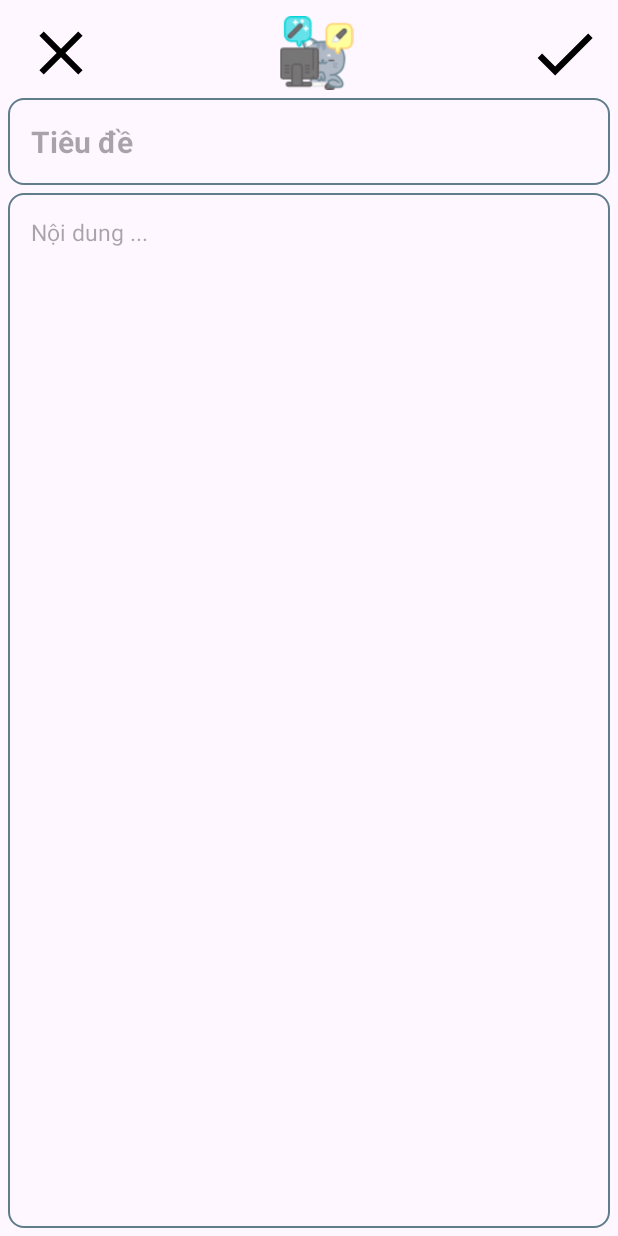
After one commit to dodphu/NoteCat, an Android app: the EditNoteActivity screen opened directly, with no data from a screen before it, on a phone screen of 412 x 824 dp. The commit adds this screen. Run offline under Robolectric (Android 15) with nearby library versions, the phone set to English and light mode, and no system bars; our stand-ins replace Room's generated code.

Commit message:
change somethings

```diff
--- /dev/null
+++ b/app/src/main/java/com/example/notecat/activities/EditNoteActivity.kt
@@ -0,0 +1,56 @@
+package com.example.notecat.activities
+
+import androidx.appcompat.app.AppCompatActivity
+import android.os.Bundle
+import android.text.SpannableStringBuilder
+import android.util.Log
+import android.widget.Toast
+import androidx.lifecycle.ViewModelProvider
+import com.example.notecat.R
+import com.example.notecat.databinding.ActivityAddNoteBinding
+import com.example.notecat.databinding.ActivityEditNoteBinding
+import com.example.notecat.model.Note
+import com.example.notecat.viewmodel.NoteViewModel
+
+class EditNoteActivity : AppCompatActivity() {
+    private lateinit var binding: ActivityEditNoteBinding
+    override fun onCreate(savedInstanceState: Bundle?) {
+        super.onCreate(savedInstanceState)
+        binding = ActivityEditNoteBinding.inflate(layoutInflater)
+        setContentView(binding.root)
+
+        val imgv_cancel = binding.imgCancel
+        val imgv_edit = binding.imgOkEdit
+        val edt_title_edt = binding.edtTitleEdit
+        val edt_content_edt = binding.edtContentEdit
+
+        val note = intent.getSerializableExtra("note_data") as? Note
+        if (note != null) {
+            edt_title_edt.setText(note.title)
+            edt_content_edt.setText(note.content)
+        }
+        val noteViewModel = ViewModelProvider(this)[NoteViewModel::class.java]
+        imgv_cancel.setOnClickListener {
+            if (note != null) {
+                noteViewModel.deleteNoteVM(note)
+            }
+            finish()
+        }
+        imgv_edit.setOnClickListener {
+            val newTitle = edt_title_edt.text
+            val newContent = edt_content_edt.text
+            if (note != null) {
+                note.title = newTitle.toString()
+            }
+            if (note != null) {
+                note.content = newContent.toString()
+            }
+            if (note != null) {
+                noteViewModel.updateNoteVM(note)
+            }
+
+            finish()
+        }
+
+    }
+}
--- a/app/src/main/java/com/example/notecat/adapter/AdapterViewpager2.kt
+++ b/app/src/main/java/com/example/notecat/adapter/AdapterViewpager2.kt
@@ -1,10 +1,8 @@
 package com.example.notecat.adapter
 
-import android.content.Intent
 import androidx.fragment.app.Fragment
 import androidx.fragment.app.FragmentActivity
 import androidx.viewpager2.adapter.FragmentStateAdapter
-import com.example.notecat.activities.AddEditNoteActivity
 import com.example.notecat.fragments.AllNoteFragment
 import com.example.notecat.fragments.GroupsFragment
 import com.example.notecat.fragments.SettingsFragment
--- a/app/src/main/java/com/example/notecat/model/Note.kt
+++ b/app/src/main/java/com/example/notecat/model/Note.kt
@@ -12,8 +12,8 @@ import java.util.Locale
 data class Note(
     @PrimaryKey(autoGenerate = true)
     var id: Int? = null,
-    val title: String,
-    val content: String,
+    var title: String,
+    var content: String,
     val date: String?
 ) : Serializable {
    // constructor(title: String, content: String, date: String?) : this(null, title, content, date)
--- /dev/null
+++ b/app/src/main/res/drawable/baseline_add_24_white.xml
@@ -0,0 +1,5 @@
+<vector android:height="24dp" android:tint="@color/white"
+    android:viewportHeight="24" android:viewportWidth="24"
+    android:width="24dp" xmlns:android="http://schemas.android.com/apk/res/android">
+    <path android:fillColor="@android:color/white" android:pathData="M19,13h-6v6h-2v-6H5v-2h6V5h2v6h6v2z"/>
+</vector>
--- /dev/null
+++ b/app/src/main/res/drawable/baseline_check_24.xml
@@ -0,0 +1,5 @@
+<vector android:height="24dp" android:tint="#000000"
+    android:viewportHeight="24" android:viewportWidth="24"
+    android:width="24dp" xmlns:android="http://schemas.android.com/apk/res/android">
+    <path android:fillColor="@android:color/white" android:pathData="M9,16.17L4.83,12l-1.42,1.41L9,19 21,7l-1.41,-1.41z"/>
+</vector>
--- a/app/src/main/res/drawable/baseline_add_24.xml
+++ b/app/src/main/res/drawable/baseline_clear_24.xml
@@ -1,5 +1,5 @@
 <vector android:height="24dp" android:tint="#000000"
     android:viewportHeight="24" android:viewportWidth="24"
     android:width="24dp" xmlns:android="http://schemas.android.com/apk/res/android">
-    <path android:fillColor="@android:color/white" android:pathData="M19,13h-6v6h-2v-6H5v-2h6V5h2v6h6v2z"/>
+    <path android:fillColor="@android:color/white" android:pathData="M19,6.41L17.59,5 12,10.59 6.41,5 5,6.41 10.59,12 5,17.59 6.41,19 12,13.41 17.59,19 19,17.59 13.41,12z"/>
 </vector>
--- /dev/null
+++ b/app/src/main/res/layout/activity_edit_note.xml
@@ -0,0 +1,59 @@
+<?xml version="1.0" encoding="utf-8"?>
+<LinearLayout xmlns:android="http://schemas.android.com/apk/res/android"
+    android:layout_width="match_parent"
+    android:layout_height="match_parent"
+    android:orientation="vertical"
+    android:padding="5dp">
+
+    <LinearLayout
+        android:layout_width="match_parent"
+        android:layout_height="60dp"
+        android:orientation="horizontal"
+        android:padding="5dp">
+
+        <ImageView
+            android:id="@+id/img_cancel"
+            android:layout_width="60dp"
+            android:layout_height="match_parent"
+            android:src="@drawable/baseline_clear_24" />
+
+        <ImageView
+            android:id="@+id/img_cat_work"
+            android:layout_width="wrap_content"
+            android:layout_height="wrap_content"
+            android:layout_gravity="center"
+            android:layout_weight="1"
+            android:src="@drawable/photocat_editing" />
+
+        <ImageView
+            android:id="@+id/img_ok_edit"
+            android:layout_width="50dp"
+            android:layout_height="50dp"
+            android:src="@drawable/baseline_check_24" />
+    </LinearLayout>
+
+    <EditText
+        android:id="@+id/edt_title_edit"
+        android:layout_width="match_parent"
+        android:layout_height="wrap_content"
+        android:layout_marginBottom="5dp"
+        android:background="@drawable/round_corner"
+        android:gravity="start"
+        android:hint="@string/tieudehintadd"
+        android:inputType="text"
+        android:padding="15dp"
+        android:textSize="20sp"
+        android:textStyle="bold" />
+
+    <EditText
+        android:id="@+id/edt_content_edit"
+        android:layout_width="match_parent"
+        android:layout_height="match_parent"
+        android:background="@drawable/round_corner"
+        android:gravity="start"
+        android:hint="@string/noidungaddnote"
+        android:padding="15dp"
+        android:textSize="15sp" />
+
+
+</LinearLayout>
--- a/app/src/main/res/layout/fragment_all_note.xml
+++ b/app/src/main/res/layout/fragment_all_note.xml
@@ -54,9 +54,10 @@
         android:layout_height="wrap_content"
         android:layout_alignParentRight="true"
         android:layout_alignParentBottom="true"
-        android:src="@drawable/baseline_add_24"
+        android:src="@drawable/baseline_add_24_white"
         app:backgroundTint="@color/green"
-        app:shapeAppearance="@style/ShapeAppearanceOverlay.Material3.Button" />
+        app:shapeAppearance="@style/ShapeApp.NoteCat.Fab"
+        android:tint="@color/white" />
 
     <ImageView
         android:id="@+id/imgv_noTask"
--- a/app/src/main/res/values/themes.xml
+++ b/app/src/main/res/values/themes.xml
@@ -6,4 +6,8 @@
     </style>
 
     <style name="Theme.NoteCat" parent="Base.Theme.NoteCat" />
+    <style name="ShapeApp.NoteCat.Fab" parent="">
+        <item name="cornerFamily">rounded</item>
+        <item name="cornerSize">50%</item>
+    </style>
 </resources>
```
Also changed, not shown: app/src/main/AndroidManifest.xml (+7 -4 lines), app/src/main/java/com/example/notecat/activities/AddNoteActivity.kt (renamed from app/src/main/java/com/example/notecat/activities/AddEditNoteActivity.kt, +6 -9 lines), app/src/main/java/com/example/notecat/fragments/AllNoteFragment.kt (+6 -4 lines), app/src/main/res/layout/activity_add_note.xml (renamed from app/src/main/res/layout/activity_add_edit_note.xml).
